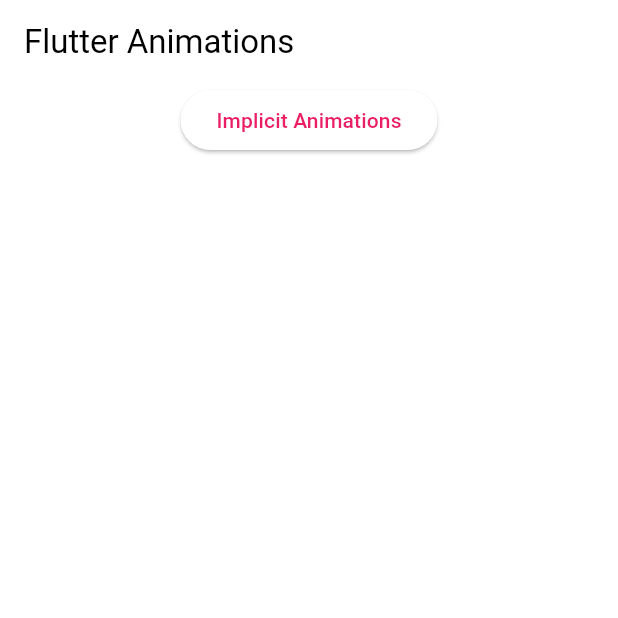
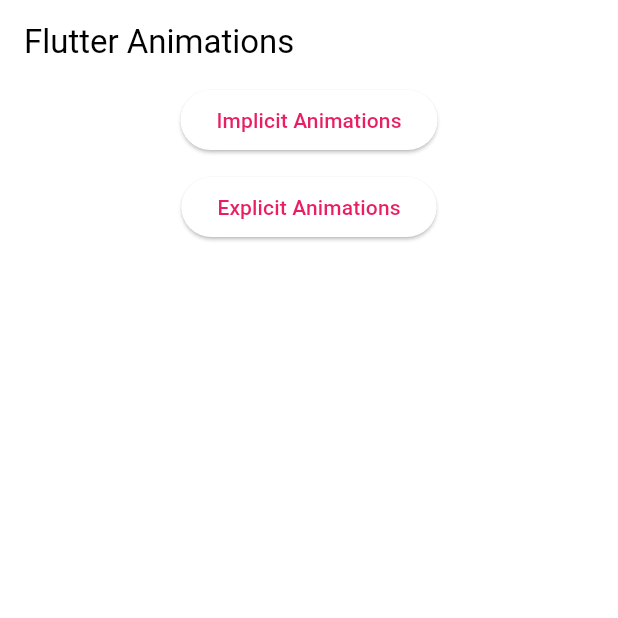
Before and after one commit to expensive-garbage/Jinwook-Song-flutter_animations, a Flutter app: the screen it shows after launch, on a phone screen of 412 x 824 dp, the top half of it. Run offline on Flutter 3.47's test engine with Material 2 defaults, Android fonts, the phone set to English and light mode, and no system bars.

Commit message:
tiker for animation: SingleTickerProviderStateMixin

```diff
--- a/lib/screens/menu_screen.dart
+++ b/lib/screens/menu_screen.dart
@@ -1,4 +1,5 @@
 import 'package:flutter/material.dart';
+import 'package:flutter_animations/screens/explicit_animations_screen.dart';
 import 'package:flutter_animations/screens/implicit_animations_screen.dart';
 
 class MenuScreen extends StatelessWidget {
@@ -31,7 +32,16 @@ class MenuScreen extends StatelessWidget {
               child: const Text(
                 'Implicit Animations',
               ),
-            )
+            ),
+            const SizedBox(height: 10),
+            ElevatedButton(
+              onPressed: () {
+                _goToPage(context, const ExplicitAnimationsScreen());
+              },
+              child: const Text(
+                'Explicit Animations',
+              ),
+            ),
           ],
         ),
       ),
```
Also changed, not shown: lib/screens/explicit_animations_screen.dart (added, +29 -0 lines), 1 other file.
